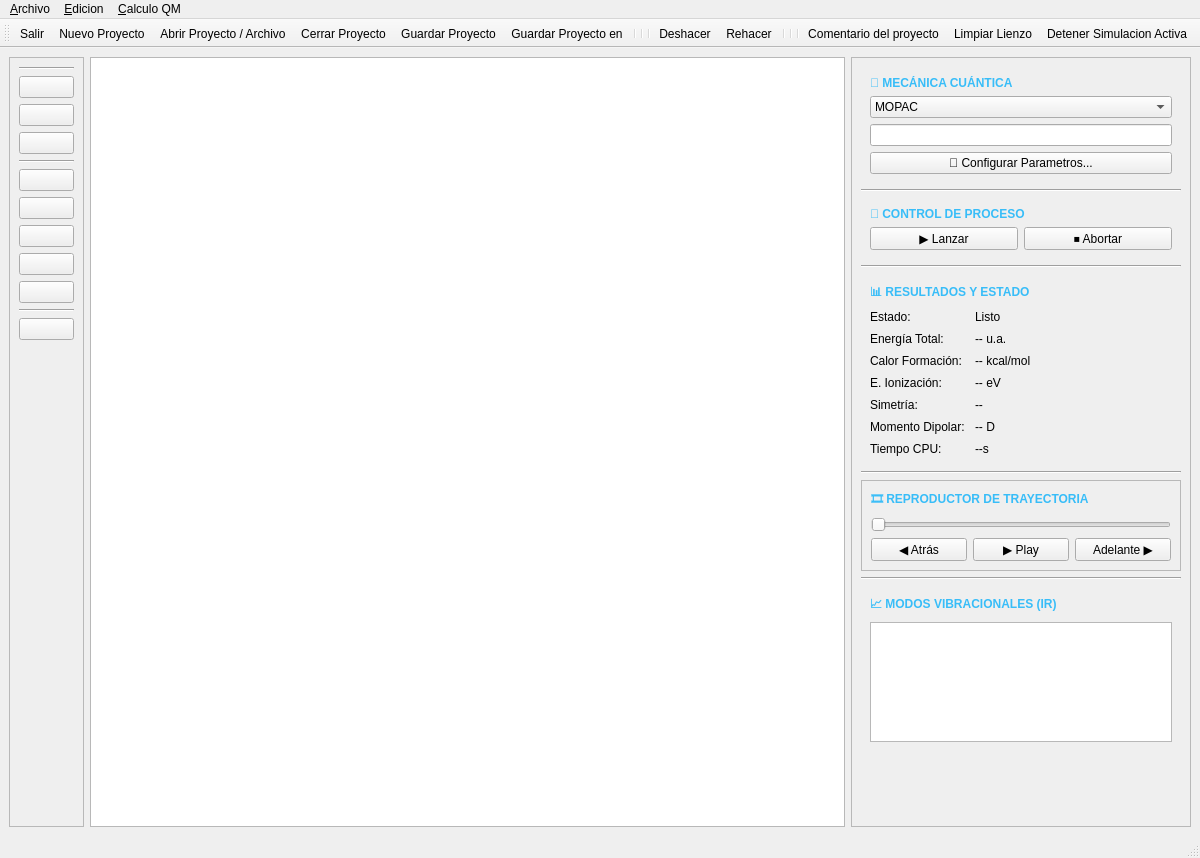
Qt form vista.ui (BertoSoft/VisMol_V30) before a commit.
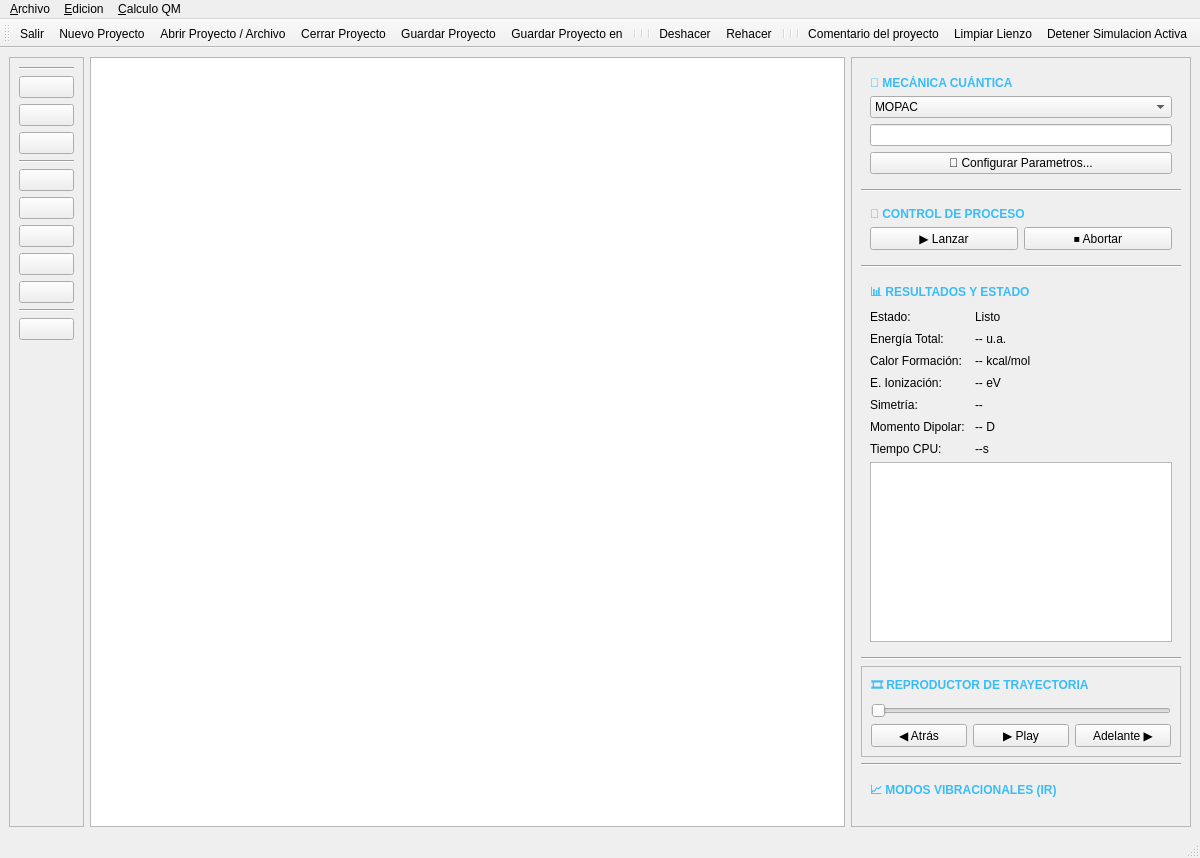
The same form after that commit. Icons and pictures are not drawn. Custom widgets are drawn as their Qt base class.

The edit to the form file:
```diff
--- a/vista.ui
+++ b/vista.ui
@@ -515,6 +515,16 @@
             </item>
            </layout>
           </item>
+          <item>
+           <widget class="QListWidget" name="listaFrecuencias">
+            <property name="minimumSize">
+             <size>
+              <width>0</width>
+              <height>120</height>
+             </size>
+            </property>
+           </widget>
+          </item>
          </layout>
         </widget>
        </item>
@@ -585,7 +595,7 @@
        </item>
        <item>
         <widget class="QFrame" name="frameFrecuencias">
-         <layout class="QVBoxLayout" name="layoutFreq" stretch="1,5,5">
+         <layout class="QVBoxLayout" name="layoutFreq" stretch="1,5">
           <item>
            <widget class="QLabel" name="lblTituloFreq">
             <property name="styleSheet">
@@ -597,17 +607,7 @@
            </widget>
           </item>
           <item>
-           <widget class="QListWidget" name="listaFrecuencias">
-            <property name="minimumSize">
-             <size>
-              <width>0</width>
-              <height>120</height>
-             </size>
-            </property>
-           </widget>
-          </item>
-          <item>
-           <widget class="QWidget" name="wGrafica" native="true">
+           <widget class="Grafica" name="wGrafica" native="true">
             <property name="sizePolicy">
              <sizepolicy hsizetype="Expanding" vsizetype="Expanding">
               <horstretch>0</horstretch>
@@ -824,6 +824,12 @@
    <extends>QGraphicsView</extends>
    <header>lienzo.h</header>
   </customwidget>
+  <customwidget>
+   <class>Grafica</class>
+   <extends>QWidget</extends>
+   <header>grafica.h</header>
+   <container>1</container>
+  </customwidget>
  </customwidgets>
  <resources>
   <include location="iconos.qrc"/>
```
